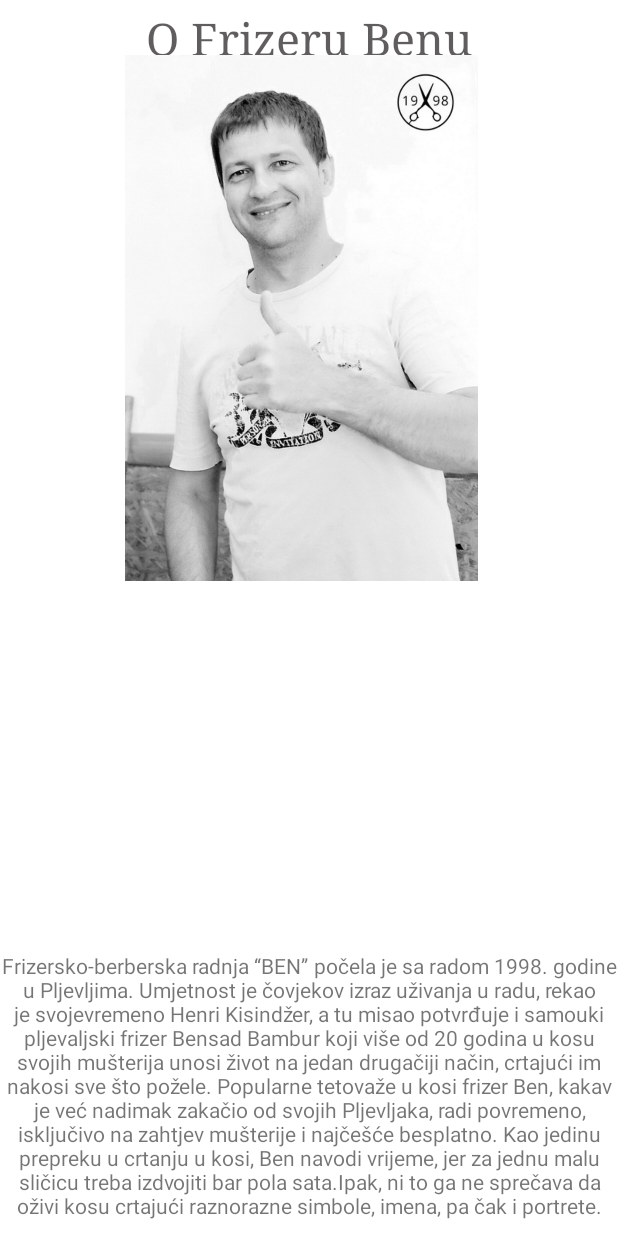
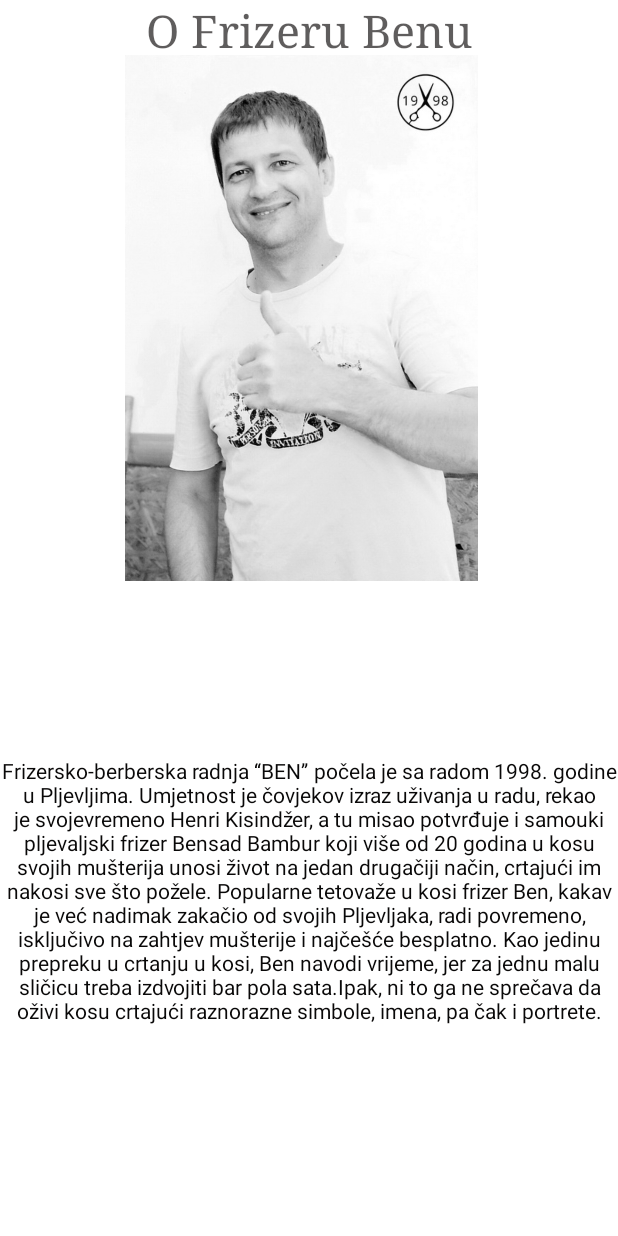
Before and after one commit to benib3/frizerApp, an Android app: the screen it shows after launch (AboutActivity), after a tap on "O BENU", on a phone screen of 412 x 824 dp. Run offline under Robolectric (Android 15) with nearby library versions, the phone set to English and light mode, and no system bars.

Commit message:
Update V8-/drawable/chg.png

```diff
--- a/app/src/main/java/com/example/frizer/MainActivity.java
+++ b/app/src/main/java/com/example/frizer/MainActivity.java
@@ -1,4 +1,6 @@
 package com.example.frizer;
+
+
 
 import android.content.ActivityNotFoundException;
 import android.content.Intent;
@@ -61,6 +63,9 @@ public class MainActivity extends AppCompatActivity{
         ImageButton btn3 = findViewById(R.id.web_button);
         btn3.setOnClickListener(vd -> openWeb());
 
+
+
+
     }
     private void switchtoAbout () {
         Intent switchActivityIntent = new Intent(this, AboutActivity.class);
--- a/app/src/main/java/com/example/frizer/SplashScreenActivity.java
+++ b/app/src/main/java/com/example/frizer/SplashScreenActivity.java
@@ -1,29 +1,27 @@
 package com.example.frizer;
 
+
+
 import androidx.appcompat.app.AppCompatActivity;
+import androidx.appcompat.app.AppCompatDelegate;
 
 import android.content.Intent;
 import android.os.Bundle;
 import android.os.Handler;
+import android.widget.Toast;
 
 public class SplashScreenActivity extends AppCompatActivity {
 
     @Override
     protected void onCreate(Bundle savedInstanceState) {
+        //forcuje light mode
+        AppCompatDelegate.setDefaultNightMode(AppCompatDelegate.MODE_NIGHT_NO);
         super.onCreate(savedInstanceState);
         setContentView(R.layout.activity_splash_screen);
         getSupportActionBar().hide();
         startActivity(new Intent(SplashScreenActivity.this,MainActivity.class));
         finish();
 
-        /*new Handler().postDelayed(new Runnable() {
-            @Override
-            public void run() {
-                Intent i =new Intent(SplashScreenActivity.this,MainActivity.class);
-                startActivity(i);
 
-                finish();
-            }
-        },3000);*/
     }
 }
--- a/app/src/main/res/layout/activity_about.xml
+++ b/app/src/main/res/layout/activity_about.xml
@@ -11,10 +11,7 @@
         android:id="@+id/textView3"
         android:layout_width="match_parent"
         android:layout_height="wrap_content"
-        android:layout_marginStart="5dp"
         android:layout_marginLeft="5dp"
-        android:layout_marginTop="5dp"
-        android:layout_marginEnd="5dp"
         android:layout_marginRight="5dp"
         android:fontFamily="serif"
         android:gravity="center"
@@ -26,6 +23,7 @@
         android:id="@+id/imageView4"
         android:layout_width="wrap_content"
         android:layout_height="424dp"
+
         android:layout_alignParentStart="true"
         android:layout_alignParentLeft="true"
         android:layout_alignParentEnd="true"
@@ -33,14 +31,16 @@
         android:layout_marginStart="83dp"
         android:layout_marginLeft="83dp"
         android:layout_marginEnd="93dp"
+
         android:layout_marginRight="93dp"
-
+        android:layout_marginBottom="56dp"
         android:foregroundGravity="center"
         app:srcCompat="@drawable/frizer_ben10" />
 
     <ScrollView
-        android:layout_width="match_parent"
-        android:layout_height="190dp"
+        android:layout_width="412dp"
+        android:layout_height="284dp"
+        android:layout_below="@+id/imageView4"
         android:layout_alignParentStart="true"
         android:layout_alignParentLeft="true"
         android:layout_alignParentEnd="true"
@@ -48,6 +48,7 @@
         android:layout_alignParentBottom="true"
         android:layout_marginStart="0dp"
         android:layout_marginLeft="0dp"
+        android:layout_marginTop="24dp"
         android:layout_marginEnd="0dp"
         android:layout_marginRight="0dp"
         android:layout_marginBottom="0dp">
@@ -63,7 +64,8 @@
                 android:layout_height="match_parent"
 
                 android:gravity="center"
-                android:text="@string/textview" />
+                android:text="@string/textview"
+                android:textColor="#090808" />
         </LinearLayout>
     </ScrollView>
 
--- a/app/src/main/res/layout/activity_change_password.xml
+++ b/app/src/main/res/layout/activity_change_password.xml
@@ -22,7 +22,7 @@
             android:layout_width="173dp"
             android:layout_height="145dp"
             android:padding="5dp"
-            app:srcCompat="@drawable/chgpass" />
+            app:srcCompat="@drawable/chg" />
 
         <EditText
             android:id="@+id/staraLozinka"
--- a/app/src/main/res/values/strings.xml
+++ b/app/src/main/res/values/strings.xml
@@ -96,12 +96,13 @@
     <string name="_18_00_18_30">18:00-18:30</string>
     <string name="_18_30_19_00">18:30-19:00</string>
     <string name="title_activity_user_register">UserRegister</string>
-    <!-- Strings used for fragments for navigation -->
+
 
 
     <string name="uspjeno">Uspjesno zakazan termin!</string>
     <string name="neuspjeno">Neuspjesno zakazan termin!</string>
     <string name="pogresan_unos">Pogresan unos!</string>
+   <!-- <string name="no_conn">Molimo vas povezite se na internet.</string>-->
 
 
     <string name="ime">Ime</string>
```
Also changed, not shown: app/src/main/java/com/example/frizer/user/UserLogin.java (+41 -5 lines), app/src/main/res/values/themes.xml (+9 -2 lines), app/src/main/appicon-playstore.png (added), app/src/main/res/drawable/chg.png (added).
